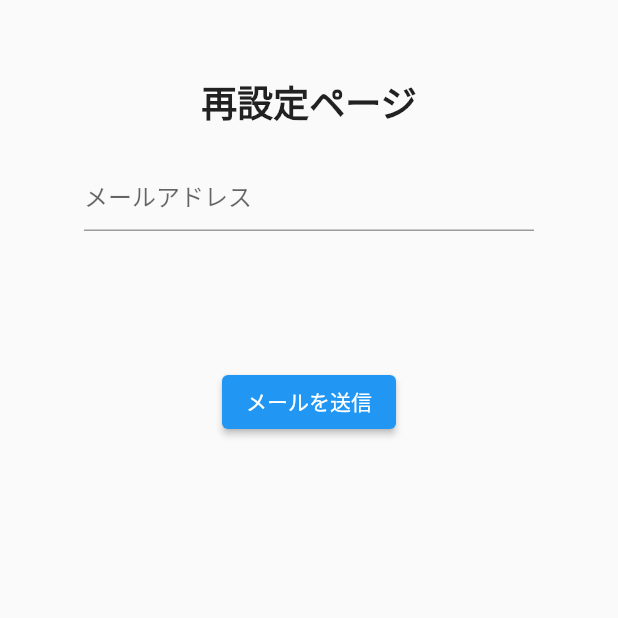
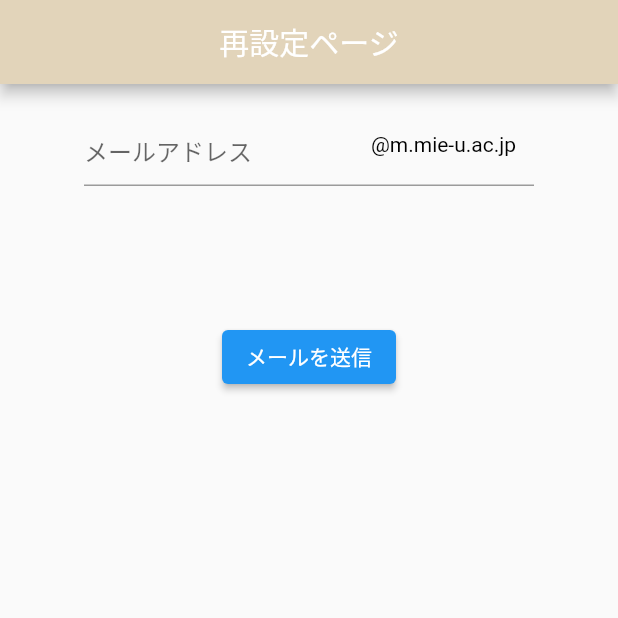
Before and after one commit to fortune-programming/note_app, a Flutter app: the Resetting screen opened directly, on a phone screen of 412 x 824 dp, the top half of it. Run offline on Flutter 3.47's test engine with Material 2 defaults, Android fonts, the phone set to English and light mode, and no system bars; our stand-ins replace cloud_firestore, firebase_auth, firebase_core, firebase_storage, image_picker; accounts and stored records are empty.

Commit message:
change design

```diff
--- a/lib/view/Resetting/Resetting.dart
+++ b/lib/view/Resetting/Resetting.dart
@@ -17,25 +17,46 @@ class _ResettingState extends State<Resetting> {
   @override
   Widget build(BuildContext context) {
     return Scaffold(
+      appBar: AppBar(
+        automaticallyImplyLeading: false,
+        backgroundColor: Color(0xFFE2D4BA),
+        title: Center(
+          child: Text(
+            '再設定ページ',
+            style: TextStyle(
+              color: Colors.white,
+            ),
+          ),
+        ),
+      ),
         body: SafeArea(
       child: Container(
         width: double.infinity,
         child: Column(
           children: [
-            SizedBox(
-              height: 50,
-            ),
-            Text(
-              '再設定ページ',
-              style: TextStyle(fontSize: 24, fontWeight: FontWeight.bold),
-            ),
+            //SizedBox(
+              //height: 50,
+            //),
+            //Text(
+              //'再設定ページ',
+              //style: TextStyle(fontSize: 24, fontWeight: FontWeight.bold),
+            //),
             Padding(
               padding: const EdgeInsets.symmetric(vertical: 20.0),
               child: Container(
                 width: 300,
                 child: TextField(
                   controller: emailController,
-                  decoration: InputDecoration(hintText: 'メールアドレス'),
+                  decoration: InputDecoration(
+                    hintText: 'メールアドレス',
+                    suffixIcon: Padding(
+                      padding: const EdgeInsets.all(12.0),
+                      child: Text(
+                        '@m.mie-u.ac.jp',
+                        style: TextStyle(color: Colors.black),
+                        ),
+                        ),
+                         ),
                 ),
               ),
             ),
```
